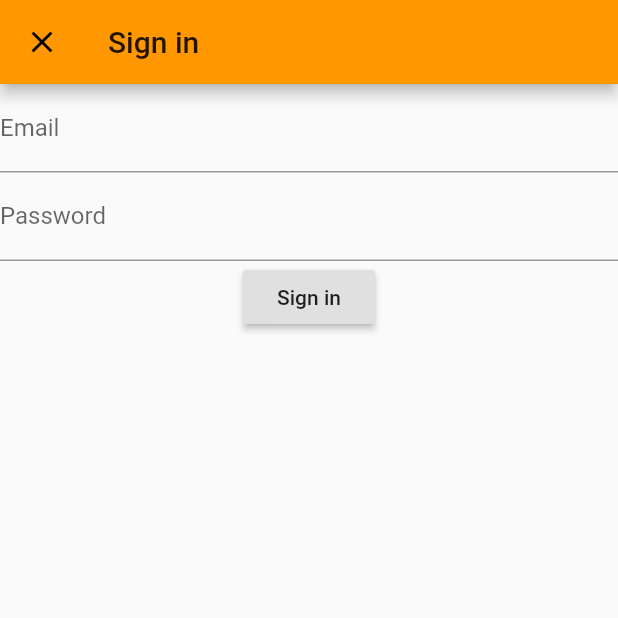
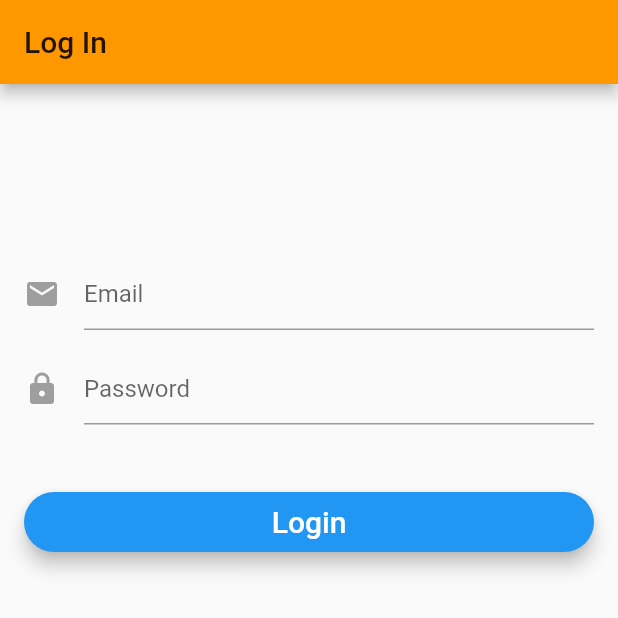
Before and after one commit to softeng-feup/open-cx-verdade-productions, a Flutter app: the screen it shows after launch, after a tap on "Sign in", on a phone screen of 412 x 824 dp, the top half of it. Run offline on Flutter 3.47's test engine with Material 2 defaults, Android fonts, the phone set to English and light mode, and no system bars; our stand-ins replace cloud_firestore, firebase_auth; accounts and stored records are empty.

```diff
--- a/conferly_app/lib/main.dart
+++ b/conferly_app/lib/main.dart
@@ -1,4 +1,5 @@
-import 'package:conferly/screens/welcomePage.dart';
+import 'package:conferly/screens/WelcomePage.dart';
+import 'package:conferly/utils/currentUser.dart';
 import 'package:flutter/material.dart';
 import 'package:cloud_firestore/cloud_firestore.dart';
 
@@ -6,7 +7,8 @@ import 'screens/agenda.dart';
 import 'screens/calendar.dart';
 import 'screens/chat.dart';
 import 'screens/profile.dart';
-import 'screens/welcomePage.dart';
+import 'screens/WelcomePage.dart';
+
 
 //void main() => runApp(MyApp());
 
@@ -20,7 +22,7 @@ class MyApp2 extends StatelessWidget {
       theme: new ThemeData(
         primarySwatch: Colors.orange,
       ),
-      home: welcomePage(),
+      home: new WelcomePage(auth: new Auth())
     );
   }
 }
--- a/conferly_app/lib/screens/sign_in.dart
+++ b/conferly_app/lib/screens/sign_in.dart
@@ -1,23 +1,189 @@
 import 'package:conferly/main.dart';
+import 'package:conferly/utils/currentUser.dart';
 import 'package:flutter/material.dart';
 import 'package:firebase_auth/firebase_auth.dart';
 
 class LoginPage extends StatefulWidget {
+  LoginPage({this.auth, this.onLoggedIn});
+
+  final BaseAuth auth;
+  final VoidCallback onLoggedIn;
+
   @override
-    _LoginPageState createState() => new _LoginPageState();
+  State<StatefulWidget> createState() => new _LoginPageState();
+}
 
+class _LoginPageState extends State<LoginPage> {
+  String _email, _password,_errorMessage;
+  bool _isIos;
+  bool _isLoading;
+
+  final _formKey = new GlobalKey<FormState>();
+
+  bool _validateAndSave() {
+    final form = _formKey.currentState;
+    if (form.validate()) {
+      form.save();
+      return true;
+    }
+    return false;
+  }
+
+  void _validateAndSubmit() async {
+    setState(() {
+      _errorMessage = "";
+      _isLoading = true;
+    });
+    if (_validateAndSave()) {
+      String userId = "";
+
+      try {
+        print( widget);
+        userId = await widget.auth.signIn(_email, _password);
+        print('Signed in: $userId');
+        setState(() {
+        _isLoading = false;
+        });
+
+        if (userId.length > 0 && userId != null) {
+          Navigator.pushReplacement(context,MaterialPageRoute(builder: (context)=> MyApp()));
+        }
+
+      } catch (e) {
+        print('Error: $e');
+        setState(() {
+          _isLoading = false;
+          if (_isIos) {
+            _errorMessage = e.details;
+          } else
+            _errorMessage = e.message;
+        });
+      }
+    } else _isLoading = false;
+  }
+
+  @override
+  void initState() {
+    _errorMessage = "";
+    _isLoading = false;
+    super.initState();
+  }
+
+  @override
+  Widget build(BuildContext context) {
+    _isIos = Theme.of(context).platform == TargetPlatform.iOS;
+
+    return new Scaffold(
+        appBar: new AppBar(
+          title: new Text('Log In'),
+        ),
+        body: Stack(
+          children: <Widget>[
+            _showBody(),
+            _showCircularProgress(),
+          ],
+        ));
+  }
+
+  Widget _showCircularProgress(){
+    if (_isLoading) {
+      return Center(child: CircularProgressIndicator());
+    } return Container(height: 0.0, width: 0.0,);
+
+  }
+
+  Widget _showBody(){
+    return new Container(
+        padding: EdgeInsets.all(16.0),
+        child: new Form(
+          key: _formKey,
+          child: new ListView(
+            shrinkWrap: true,
+            children: <Widget>[
+              _showEmailInput(),
+              _showPasswordInput(),
+              _showButton(),
+              _showErrorMessage(),
+            ],
+          ),
+        ));
+  }
+
+  Widget _showErrorMessage() {
+    if (_errorMessage.length > 0 && _errorMessage != null) {
+      return new Text(
+        _errorMessage,
+        style: TextStyle(
+            fontSize: 13.0,
+            color: Colors.red,
+            height: 1.0,
+            fontWeight: FontWeight.w300),
+      );
+    } else {
+      return new Container(
+        height: 0.0,
+      );
+    }
+  }
+
+  Widget _showEmailInput() {
+    return Padding(
+      padding: const EdgeInsets.fromLTRB(0.0, 100.0, 0.0, 0.0),
+      child: new TextFormField(
+        maxLines: 1,
+        keyboardType: TextInputType.emailAddress,
+        autofocus: false,
+        decoration: new InputDecoration(
+            hintText: 'Email',
+            icon: new Icon(
+              Icons.mail,
+              color: Colors.grey,
+            )),
+        validator: (value) => value.isEmpty ? 'Email can\'t be empty' : null,
+        onSaved: (value) => _email = value.trim(),
+      ),
+    );
+  }
+
+  Widget _showPasswordInput() {
+    return Padding(
+      padding: const EdgeInsets.fromLTRB(0.0, 15.0, 0.0, 0.0),
+      child: new TextFormField(
+        maxLines: 1,
+        obscureText: true,
+        autofocus: false,
+        decoration: new InputDecoration(
+            hintText: 'Password',
+            icon: new Icon(
+              Icons.lock,
+              color: Colors.grey,
+            )),
+        validator: (value) => value.isEmpty ? 'Password can\'t be empty' : null,
+        onSaved: (value) => _password = value.trim(),
+      ),
+    );
+  }
+
+  Widget _showButton() {
+    return new Padding(
+        padding: EdgeInsets.fromLTRB(0.0, 45.0, 0.0, 0.0),
+        child: SizedBox(
+          height: 40.0,
+          child: new RaisedButton(
+            elevation: 5.0,
+            shape: new RoundedRectangleBorder(borderRadius: new BorderRadius.circular(30.0)),
+            color: Colors.blue,
+            child: new Text('Login',
+                style: new TextStyle(fontSize: 20.0, color: Colors.white)),
+            onPressed: _validateAndSubmit,
+          ),
+        ));
+  }
 
 }
 
-class _LoginPageState extends State<LoginPage> {
-  String _email, _password;
-  final GlobalKey<FormState> _formKey = GlobalKey<FormState>();
-  @override
-  Widget build(BuildContext context) {
-    return Scaffold(
-      appBar: AppBar(
-        title: Text('Sign in'),
-      ),
+
+    /*
       body: Form(
           key: _formKey,
           child:Column(
@@ -63,11 +229,11 @@ class _LoginPageState extends State<LoginPage> {
       try {
         FirebaseUser user = await FirebaseAuth.instance
             .signInWithEmailAndPassword(email: _email, password: _password);
-        Navigator.push(context,MaterialPageRoute(builder: (context)=> MyApp()));
+        Navigator.pushReplacement(context,MaterialPageRoute(builder: (context)=> MyApp()));
       }
       catch(e) {
         print(e.message);
       }
     }
   }
-}
+}*/
```
Also changed, not shown: conferly_app/lib/screens/WelcomePage.dart (renamed from conferly_app/lib/screens/welcomePage.dart, +9 -5 lines), conferly_app/lib/screens/agenda.dart (+16 -1 lines), conferly_app/lib/screens/calendar.dart (+0 -15 lines), conferly_app/lib/utils/currentUser.dart (added, +98 -0 lines).
